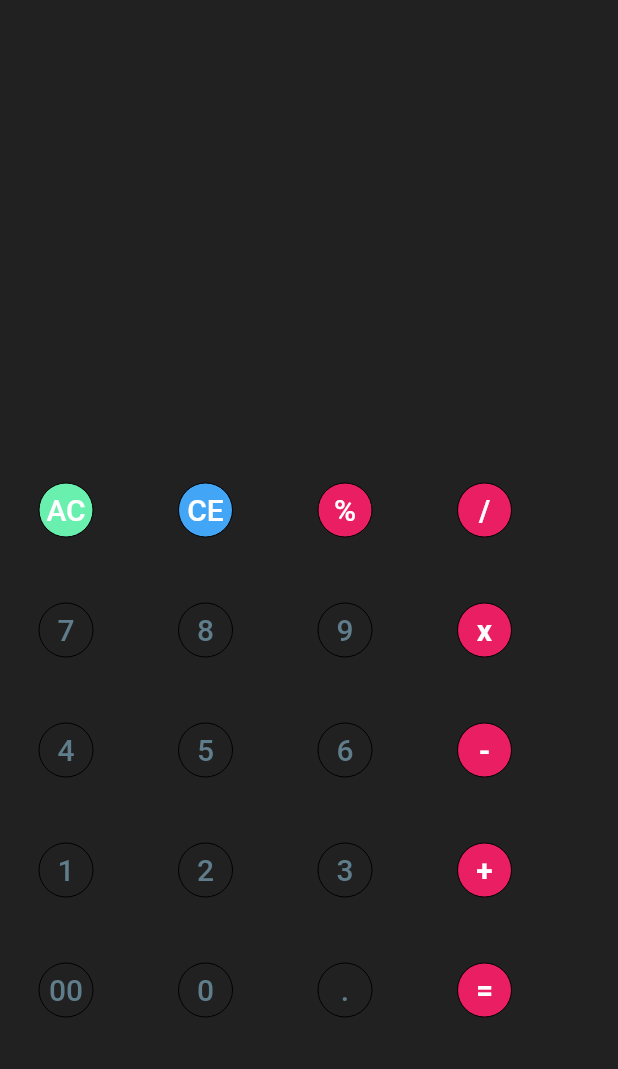
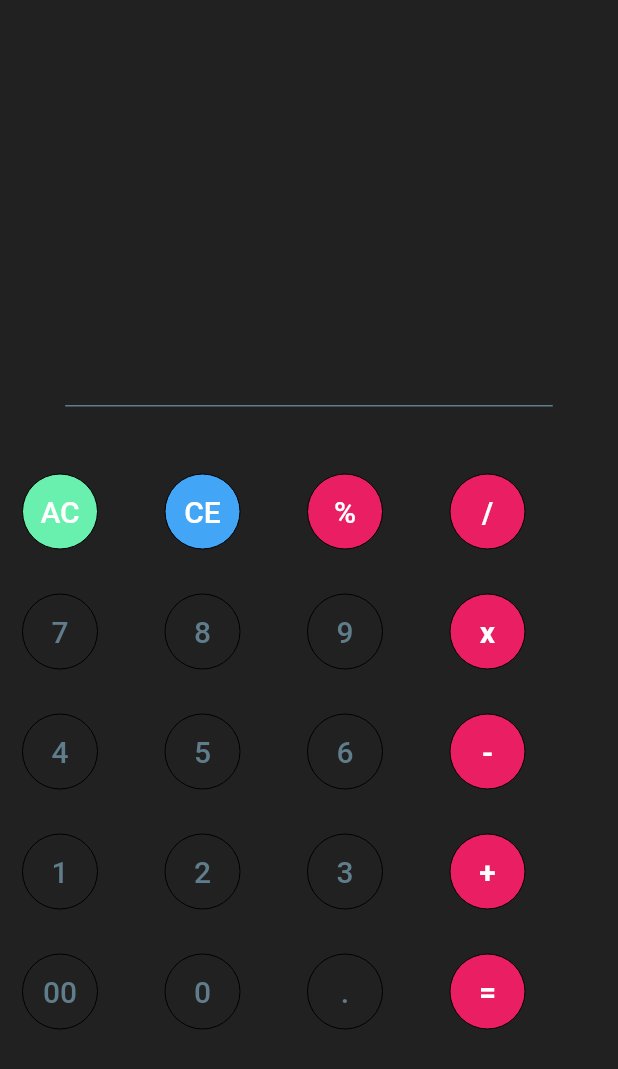
Before and after one commit to Nepninja/calculator, a Flutter app: the screen it shows after launch, on a phone screen of 412 x 824 dp. Shown: the top 1069 px of the screen. Run offline on Flutter 3.47's test engine with Material 2 defaults, Android fonts, the phone set to English and light mode, and no system bars; our stand-ins replace math_expressions.

Commit message:
add calculation methods

```diff
--- a/lib/main.dart
+++ b/lib/main.dart
@@ -1,11 +1,11 @@
 import 'package:flutter/material.dart';
+import 'package:math_expressions/math_expressions.dart';
 
 void main() {
   runApp(MyApp());
 }
 
 class MyApp extends StatelessWidget {
-  // This widget is the root of your application.
   @override
   Widget build(BuildContext context) {
     return MaterialApp(
@@ -20,12 +20,46 @@ class HomePage extends StatefulWidget {
 }
 
 class _HomePageState extends State<HomePage> {
+  String question = "";
+  String answer = "";
+
+  void buttonPressed(String value) {
+    setState(() {
+      question += value;
+    });
+  }
+
+  void onCEPressed(String value) {
+    setState(() {
+      question = value.substring(0, value.length - 1);
+    });
+  }
+
+  void onEqualPressed() {
+    String inputQuestion = question;
+    inputQuestion = inputQuestion.replaceAll('x', '*');
+    Parser parser = Parser();
+    Expression expression = parser.parse(inputQuestion);
+    ContextModel contextModel = ContextModel();
+    double eval = expression.evaluate(EvaluationType.REAL, contextModel);
+    answer = eval.toString();
+  }
+
   Row buildButton({String text1, String text2, String text3, String text4}) {
     return Row(
       children: <Widget>[
-        FlatButton(
+        Container(
+          height: 50,
+          width: 80,
+          child: FlatButton(
             color: operator(text1) ? Colors.greenAccent : Colors.grey[900],
-          onPressed: () {},
+            onPressed: () {
+              if (text1 == 'AC') {
+                buttonPressed(question = "");
+                buttonPressed(answer = "");
+              } else
+                buttonPressed(text1);
+            },
             child: Text(
               '$text1',
               style: TextStyle(
@@ -34,13 +68,23 @@ class _HomePageState extends State<HomePage> {
             ),
             shape: CircleBorder(side: BorderSide(width: 0.0)),
           ),
+        ),
         SizedBox(
           height: 80,
-          width: 5,
+          width: 15,
         ),
-        FlatButton(
+        Container(
+          height: 50,
+          width: 80,
+          child: FlatButton(
             color: operator(text2) ? Colors.blue[400] : Colors.grey[900],
-          onPressed: () {},
+            onPressed: () {
+              if (text2 == "CE") {
+                onCEPressed(question);
+                buttonPressed(answer = '');
+              } else
+                buttonPressed(text2);
+            },
             child: Text(
               '$text2',
               style: TextStyle(
@@ -49,13 +93,19 @@ class _HomePageState extends State<HomePage> {
             ),
             shape: CircleBorder(side: BorderSide(width: 0.0)),
           ),
+        ),
         SizedBox(
           height: 80,
-          width: 5,
+          width: 15,
         ),
-        FlatButton(
+        Container(
+          height: 50,
+          width: 80,
+          child: FlatButton(
             color: operator(text3) ? Colors.pink : Colors.grey[900],
-          onPressed: () {},
+            onPressed: () {
+              buttonPressed(text3);
+            },
             child: Text(
               '$text3',
               style: TextStyle(
@@ -64,18 +114,33 @@ class _HomePageState extends State<HomePage> {
             ),
             shape: CircleBorder(side: BorderSide(width: 0.0)),
           ),
+        ),
         SizedBox(
           height: 80,
-          width: 5,
+          width: 15,
         ),
-        FlatButton(
+        Container(
+          height: 50,
+          width: 80,
+          child: FlatButton(
             color: Colors.pink,
-          onPressed: () {},
+            onPressed: () {
+              if (text4 == "=") {
+                setState(() {
+                  onEqualPressed();
+                });
+              } else
+                buttonPressed(text4);
+            },
             child: Text(
               '$text4',
-            style: TextStyle(color: operator(text4)? Colors.white : Colors.blueGrey, fontWeight: FontWeight.bold,fontSize: 20.0),
+              style: TextStyle(
+                  color: operator(text4) ? Colors.white : Colors.blueGrey,
+                  fontWeight: FontWeight.bold,
+                  fontSize: 20.0),
             ),
             shape: CircleBorder(side: BorderSide(width: 0.0)),
+          ),
         ),
       ],
     );
@@ -102,11 +167,44 @@ class _HomePageState extends State<HomePage> {
       backgroundColor: Colors.grey[900],
       body: SafeArea(
         child: Column(
-
           children: <Widget>[
             SizedBox(
-              height: 300,
+              height: 120,
             ),
+            Padding(
+              padding: EdgeInsets.all(10.0),
+              child: Align(
+                  alignment: Alignment.bottomRight,
+                  child: Text(
+                    question,
+                    style: TextStyle(fontSize: 20.0, color: Colors.blueGrey),
+                  )),
+            ),
+            Padding(
+              padding: EdgeInsets.all(10.0),
+              child: Align(
+                  alignment: Alignment.bottomRight,
+                  child: Text(
+                    answer,
+                    style: TextStyle(fontSize: 40.0, color: Colors.white),
+                  )),
+            ),
+            SizedBox(
+              height: 40,
+            ),
+            Padding(
+              padding: EdgeInsets.symmetric(horizontal: 10),
+              child: Container(
+                height: 1,
+                width: 325,
+                color: Colors.blueGrey,
+              ),
+            ),
+            SizedBox(
+              height: 30,
+            ),
+            Column(
+              children: <Widget>[
                 buildButton(text1: 'AC', text2: 'CE', text3: '%', text4: '/'),
                 buildButton(text1: '7', text2: '8', text3: '9', text4: 'x'),
                 buildButton(text1: '4', text2: '5', text3: '6', text4: '-'),
@@ -114,6 +212,8 @@ class _HomePageState extends State<HomePage> {
                 buildButton(text1: '00', text2: '0', text3: '.', text4: '='),
               ],
             ),
+          ],
+        ),
       ),
     );
   }
--- a/pubspec.yaml
+++ b/pubspec.yaml
@@ -23,7 +23,7 @@ environment:
 dependencies:
   flutter:
     sdk: flutter
-
+  math_expressions: ^2.0.1
 
   # The following adds the Cupertino Icons font to your application.
   # Use with the CupertinoIcons class for iOS style icons.
```
Also changed, not shown: pubspec.lock. Lines whose indentation alone changed are shown as unchanged.
